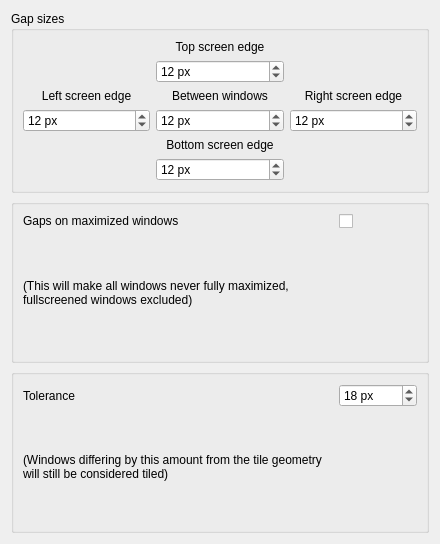
Before: the Qt Designer form contents/ui/config.ui in nclarius/tile-gaps, drawn with Qt 5.
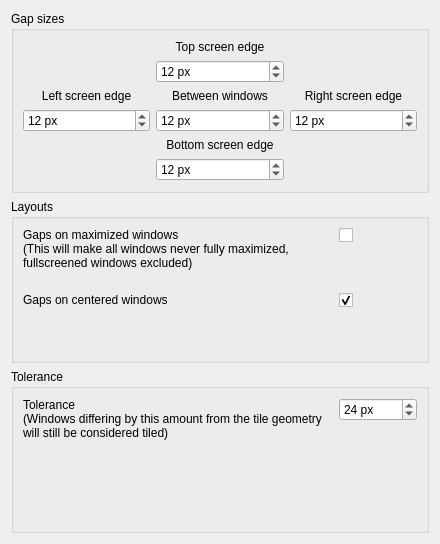
After: the same form once the commit is applied.

Commit message: add option to enable/disable gaps on centered windows; improve config layout

Diff of the .ui file:
```diff
--- a/contents/ui/config.ui
+++ b/contents/ui/config.ui
@@ -140,18 +140,21 @@
    </item>
    <item>
     <widget class="QGroupBox" name="groupBox_2">
+     <property name="title">
+      <string>Layouts</string>
+     </property>
      <layout class="QGridLayout" name="gridLayout_2">
-      <item row="0" column="0">
+      <item row="0" column="0" alignment="Qt::AlignTop">
        <widget class="QLabel" name="includeMaximized">
         <property name="text">
-         <string>&lt;html&gt;&lt;head/&gt;&lt;body&gt;&lt;p&gt;Gaps on maximized windows&lt;/p&gt;&lt;/body&gt;&lt;/html&gt;</string>
+         <string>&lt;html&gt;&lt;head/&gt;&lt;body&gt;&lt;p&gt;Gaps on maximized windows&lt;br/&gt;(This will make all windows never fully maximized,&lt;br/&gt;fullscreened windows excluded)&lt;/p&gt;&lt;/body&gt;&lt;/html&gt;</string>
         </property>
         <property name="wordWrap">
          <bool>true</bool>
         </property>
        </widget>
       </item>
-      <item row="0" column="1">
+      <item row="0" column="1" alignment="Qt::AlignTop">
        <widget class="QCheckBox" name="kcfg_includeMaximized">
         <property name="minimumSize">
          <size>
@@ -170,24 +173,31 @@
         </property>
        </widget>
       </item>
-      <item row="1" column="0">
-       <widget class="QLabel" name="includeMaximizedInfo">
+      <item row="1" column="0" alignment="Qt::AlignTop">
+       <widget class="QLabel" name="includeCentered">
+        <property name="text">
+         <string>&lt;html&gt;&lt;head/&gt;&lt;body&gt;Gaps on centered windows&lt;/body&gt;&lt;/html&gt;</string>
+        </property>
+        <property name="wordWrap">
+         <bool>true</bool>
+        </property>
+       </widget>
+      </item>
+      <item row="1" column="1" alignment="Qt::AlignTop">
+       <widget class="QCheckBox" name="kcfg_includeCentered">
         <property name="minimumSize">
          <size>
-          <width>310</width>
+          <width>78</width>
           <height>0</height>
          </size>
         </property>
         <property name="maximumSize">
          <size>
-          <width>310</width>
+          <width>78</width>
           <height>16777215</height>
          </size>
         </property>
-        <property name="text">
-         <string>&lt;html&gt;&lt;head/&gt;&lt;body&gt;&lt;p&gt;(This will make all windows never fully maximized,&lt;br/&gt;fullscreened windows excluded)&lt;/p&gt;&lt;/body&gt;&lt;/html&gt;</string>
-        </property>
-        <property name="wordWrap">
+        <property name="checked">
          <bool>true</bool>
         </property>
        </widget>
@@ -197,18 +207,33 @@
    </item>
    <item>
     <widget class="QGroupBox" name="groupBox_3">
+     <property name="title">
+      <string>Tolerance</string>
+     </property>
      <layout class="QGridLayout" name="gridLayout_3">
-      <item row="0" column="0">
+      <item row="0" column="0" alignment="Qt::AlignTop">
        <widget class="QLabel" name="tolerance">
+        <property name="minimumSize">
+         <size>
+          <width>310</width>
+          <height>0</height>
+         </size>
+        </property>
+        <property name="maximumSize">
+         <size>
+          <width>310</width>
+          <height>16777215</height>
+         </size>
+        </property>
         <property name="text">
-         <string>Tolerance</string>
+         <string>&lt;html&gt;&lt;head/&gt;&lt;body&gt;Tolerance&lt;br/&gt;(Windows differing by this amount from the tile geometry will still be considered tiled)&lt;/body&gt;&lt;/html&gt;</string>
         </property>
         <property name="wordWrap">
          <bool>true</bool>
         </property>
        </widget>
       </item>
-      <item row="0" column="1">
+      <item row="0" column="1" alignment="Qt::AlignTop">
        <widget class="QSpinBox" name="kcfg_tolerance">
         <property name="minimumSize">
          <size>
@@ -223,29 +248,7 @@
          <number>999</number>
         </property>
         <property name="value">
-         <number>18</number>
-        </property>
-       </widget>
-      </item>
-      <item row="1" column="0">
-       <widget class="QLabel" name="toleranceInfo">
-        <property name="minimumSize">
-         <size>
-          <width>310</width>
-          <height>0</height>
-         </size>
-        </property>
-        <property name="maximumSize">
-         <size>
-          <width>310</width>
-          <height>16777215</height>
-         </size>
-        </property>
-        <property name="text">
-         <string>&lt;html&gt;&lt;head/&gt;&lt;body&gt;(Windows differing by this amount from the tile geometry will still be considered tiled)&lt;/body&gt;&lt;/html&gt;</string>
-        </property>
-        <property name="wordWrap">
-         <bool>true</bool>
+         <number>24</number>
         </property>
        </widget>
       </item>
```
The commit also changes 2 other files.
